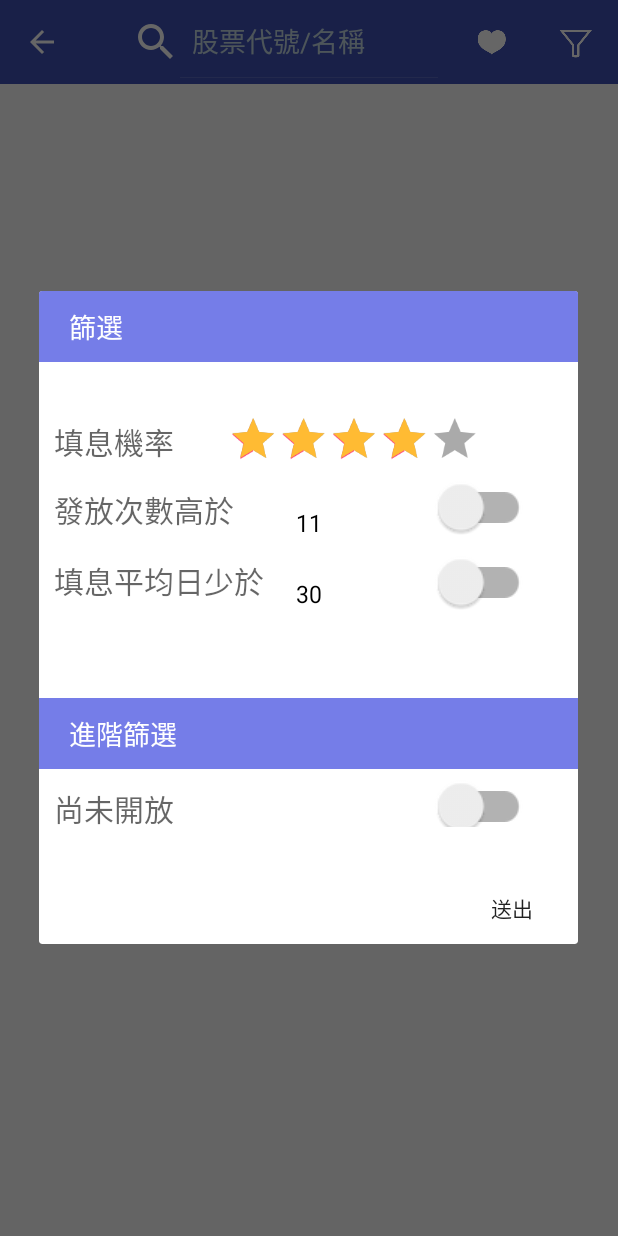
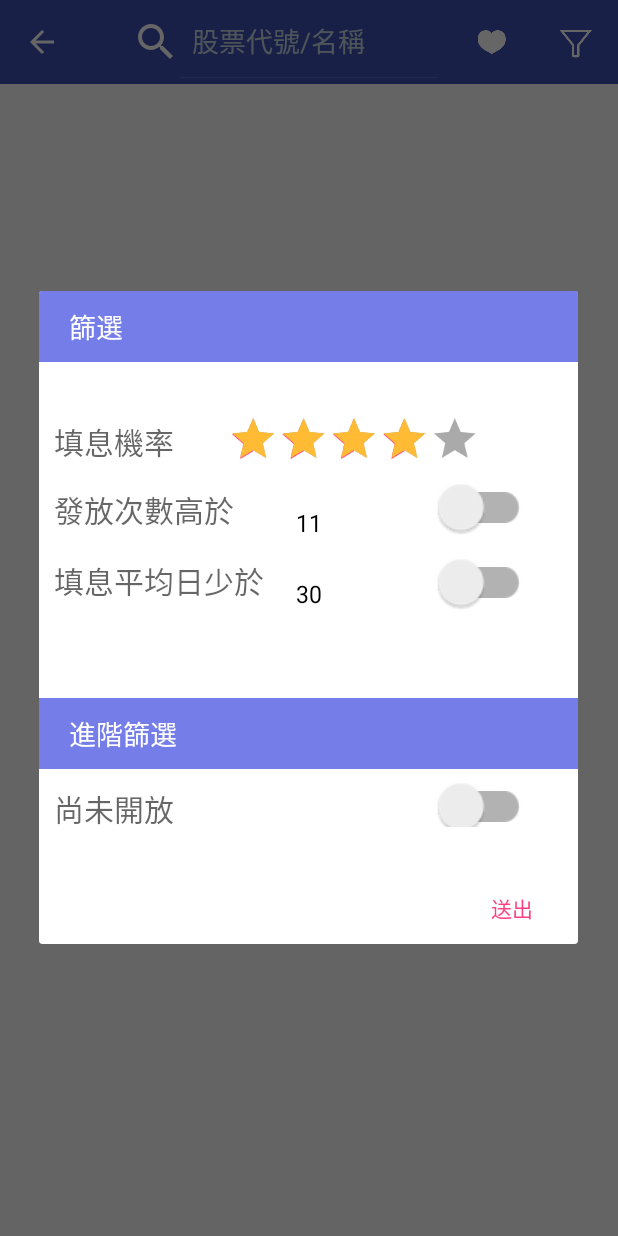
Before and after one commit to empirejames/StockParser, an Android app: the MainActivity screen opened directly, with no data from a screen before it, after a tap on "篩選", on a phone screen of 412 x 824 dp. Run offline under Robolectric (Android 15) with nearby library versions, the phone set to English and light mode, and no system bars; our stand-ins replace AdMob, Firebase (no records; nobody signed in at launch, a user with empty details on screens opened directly); libraries missing offline, so code that uses them is left out: au.com.bytecode; 5 statements that could not run were skipped; 2 other taps on this screen came first.

```diff
--- a/app/src/main/AndroidManifest.xml
+++ b/app/src/main/AndroidManifest.xml
@@ -7,7 +7,7 @@
     <uses-permission android:name="android.permission.WAKE_LOCK" />
     <application
         android:allowBackup="true"
-        android:icon="@drawable/ic_launch_red_48dp"
+        android:icon="@mipmap/ic_bar"
         android:label="@string/app_name"
         android:roundIcon="@mipmap/ic_launcher_round"
         android:supportsRtl="true"
--- a/app/src/main/res/layout/fragment_about.xml
+++ b/app/src/main/res/layout/fragment_about.xml
@@ -56,7 +56,7 @@
                     android:layout_height="wrap_content"
                     android:layout_gravity="left"
                     android:layout_marginTop="10dp"
-                    android:src="@drawable/ic_launch_red_96dp" />
+                    android:src="@drawable/ic_bar_96x96" />
 
             </RelativeLayout>
 
--- a/app/src/main/res/layout/my_dialog.xml
+++ b/app/src/main/res/layout/my_dialog.xml
@@ -209,6 +209,7 @@
         android:layout_alignParentRight="true"
         android:layout_below="@+id/advanceSwitch"
         android:layout_gravity="right"
+        android:textColor="@color/colorAccent"
         android:background="?android:attr/selectableItemBackground"
         android:text="送出" />
 </LinearLayout>
```
Also changed, not shown: app/src/main/res/mipmap-hdpi/ic_launcher.png (deleted), app/src/main/res/mipmap-mdpi/ic_launcher.png (deleted), app/src/main/res/mipmap-xhdpi/ic_launcher.png (deleted), app/src/main/res/mipmap-xxhdpi/ic_launcher.png (deleted), app/src/main/res/mipmap-xxxhdpi/ic_launcher.png (deleted).
